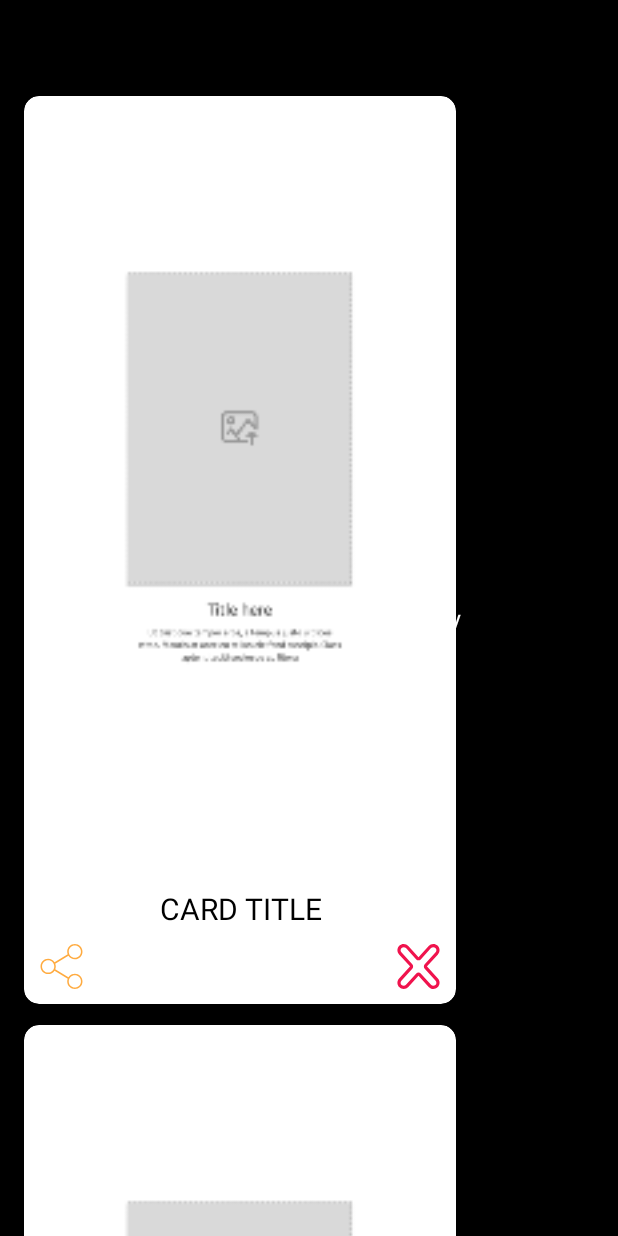
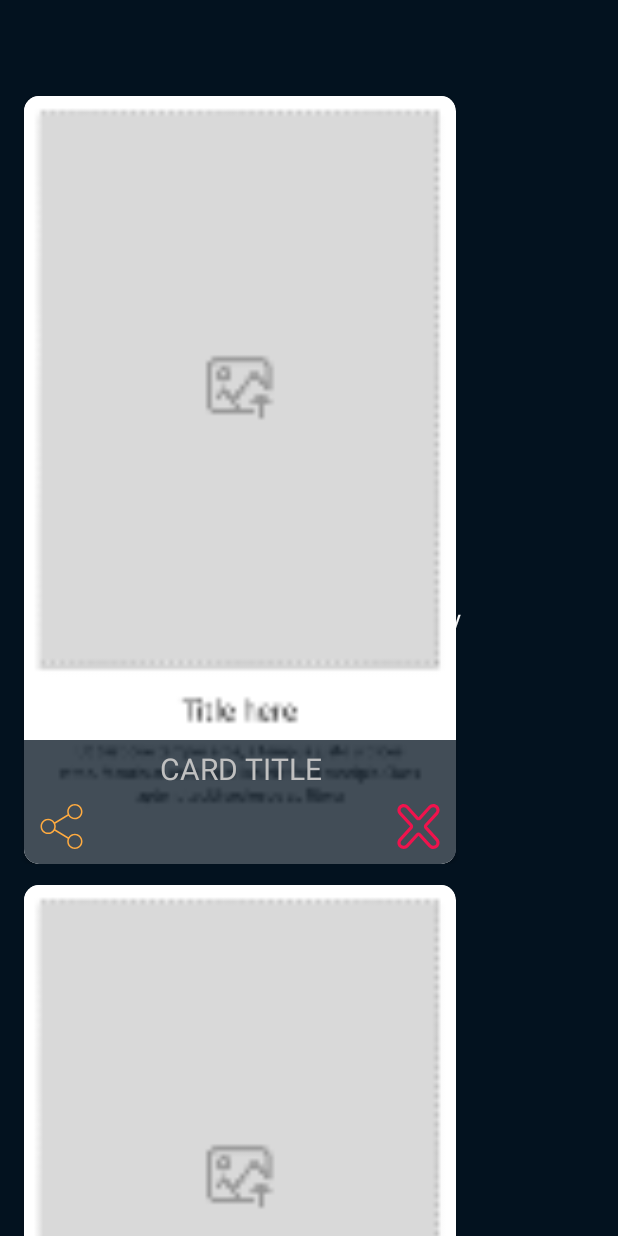
Before and after one commit to 0xAJX/OpenWorld, an Android app: the layout all_stories_fragment.xml on its own in the app's theme, with its tools: preview values and no code run, on a phone screen of 412 x 824 dp. Run offline under Robolectric (Android 15) with nearby library versions, the phone set to English and light mode, and no system bars; Roboto replaces fonts that are not available here.

Commit message:
Updated background color for all pages and completed all stories carview

```diff
--- a/app/src/main/res/layout/activity_home_page.xml
+++ b/app/src/main/res/layout/activity_home_page.xml
@@ -5,7 +5,7 @@
     android:id="@+id/container"
     android:layout_width="match_parent"
     android:layout_height="match_parent"
-    android:background="@color/black"
+    android:background="@color/dark_blue"
     tools:context=".Activities.HomePageActivity">
 
     <include layout="@layout/home_page_toolbar" />
--- a/app/src/main/res/layout/activity_upsert_page.xml
+++ b/app/src/main/res/layout/activity_upsert_page.xml
@@ -4,7 +4,7 @@
     xmlns:tools="http://schemas.android.com/tools"
     android:layout_width="wrap_content"
     android:layout_height="wrap_content"
-    android:background="@color/black"
+    android:background="@color/dark_blue"
     tools:context=".Activities.UpsertPageActivity">
 
     <include layout="@layout/upsert_page_toolbar" />
--- a/app/src/main/res/layout/all_stories_fragment.xml
+++ b/app/src/main/res/layout/all_stories_fragment.xml
@@ -2,7 +2,7 @@
 <RelativeLayout xmlns:android="http://schemas.android.com/apk/res/android"
     android:layout_width="match_parent"
     android:layout_height="match_parent"
-    android:background="@color/black"
+    android:background="@color/dark_blue"
     xmlns:app="http://schemas.android.com/apk/res-auto"
     xmlns:tools="http://schemas.android.com/tools">
 
--- a/app/src/main/res/layout/my_story_row.xml
+++ b/app/src/main/res/layout/my_story_row.xml
@@ -17,26 +17,22 @@
         android:layout_marginLeft="16dp"
         android:layout_marginRight="16dp"
         android:layout_marginTop="14dp">
-        <LinearLayout
+        <FrameLayout
             android:layout_width="wrap_content"
             android:layout_height="wrap_content"
-            android:orientation="vertical">
+
+            >
 
             <ImageView
                 android:id="@+id/mystoryimage"
                 android:layout_width="432px"
                 android:layout_height="768px"
-                android:scaleType="fitCenter"
+                android:scaleType="centerCrop"
                 android:src="@mipmap/template1_foreground" />
-            <LinearLayout
-                android:layout_width="match_parent"
-                android:layout_height="wrap_content"
-                android:orientation="vertical"
-                android:paddingLeft="20dp"
-                android:paddingTop="16dp">
 
-            </LinearLayout>
             <androidx.coordinatorlayout.widget.CoordinatorLayout
+                android:layout_gravity="bottom|center"
+                android:background="@color/dark_blue_75"
                 android:layout_width="match_parent"
                 android:layout_height="wrap_content">
 
@@ -51,9 +47,10 @@
                         android:layout_height="wrap_content"
                         android:layout_gravity="center"
                         android:textAlignment="center"
+                        android:paddingTop="5dp"
                         android:text="CARD TITLE"
                         android:ellipsize="end"
-                        android:textColor="#000"
+                        android:textColor="@color/grey"
                         android:textSize="20sp" />
 
                     <androidx.coordinatorlayout.widget.CoordinatorLayout
@@ -65,7 +62,7 @@
                             android:layout_width="50dp"
                             android:layout_height="50dp"
                             android:src="@drawable/ic_share"
-                            android:backgroundTint="@color/white"
+                            android:background="@null"
                             />
 
                         <ImageButton
@@ -74,7 +71,7 @@
                             android:layout_width="50dp"
                             android:layout_height="50dp"
                             android:src="@drawable/ic_delete_cross"
-                            android:backgroundTint="@color/white"
+                            android:background="@null"
                             />
 
                     </androidx.coordinatorlayout.widget.CoordinatorLayout>
@@ -82,7 +79,7 @@
                 </LinearLayout>
 
             </androidx.coordinatorlayout.widget.CoordinatorLayout>
-        </LinearLayout>
+        </FrameLayout>
 
     </androidx.cardview.widget.CardView>
 </RelativeLayout>
--- a/app/src/main/res/values/styles.xml
+++ b/app/src/main/res/values/styles.xml
@@ -5,7 +5,7 @@
         <!-- Customize your theme here. -->
         <item name="colorPrimary">@color/black</item>
         <item name="colorPrimaryDark">@color/black</item>
-        <item name="colorAccent">#FFAB40</item>
+        <item name="colorAccent">@color/gold</item>
     </style>
 
     <style name="PrimaryButton" parent="Theme.AppCompat">
@@ -17,7 +17,7 @@
         <item name="android:buttonStyle">
             @style/Widget.AppCompat.Button.Borderless.Colored
         </item>
-        <item name="colorAccent">#FFAB40</item>
+        <item name="colorAccent">@color/gold</item>
     </style>
 
     <style name="FullscreenTheme" parent="AppTheme">
--- a/build.gradle
+++ b/build.gradle
@@ -7,7 +7,7 @@ buildscript {
 
     }
     dependencies {
-        classpath 'com.android.tools.build:gradle:3.5.1'
+        classpath 'com.android.tools.build:gradle:3.5.2'
 
         // NOTE: Do not place your application dependencies here; they belong
         // in the individual module build.gradle files
```
Also changed, not shown: app/src/main/res/values/colors.xml (+27 -0 lines).
